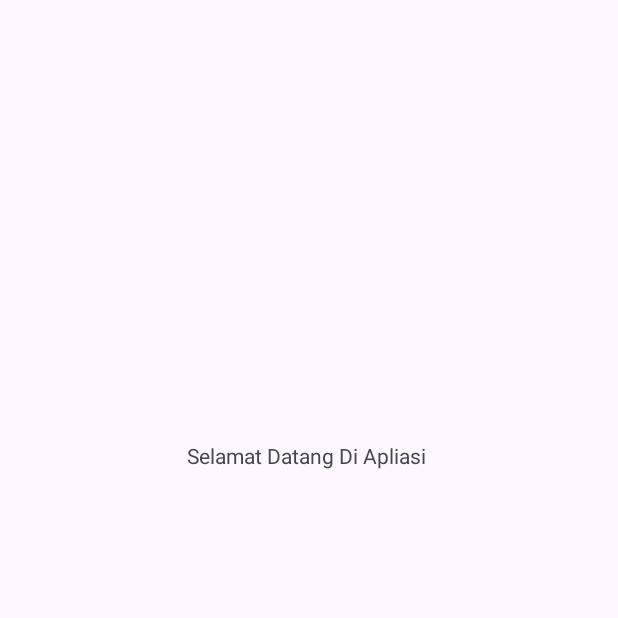
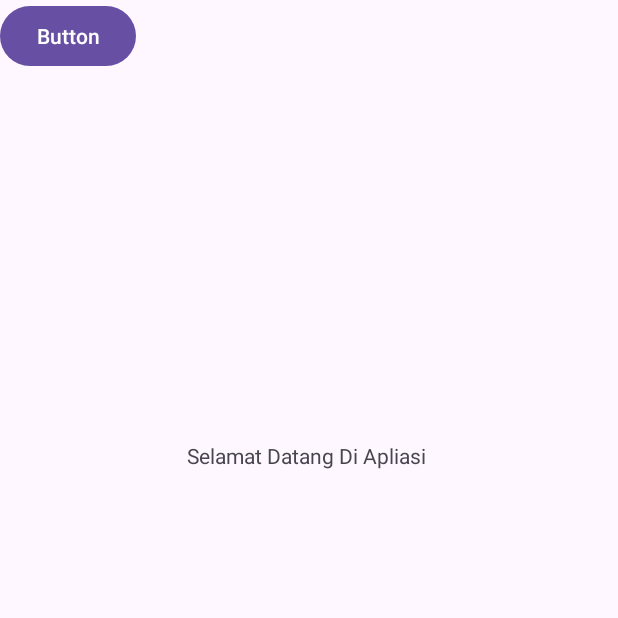
Before and after one commit to gilang2288/latihan-aplikasi-android, an Android app: the screen it shows after launch (MainActivity), on a phone screen of 412 x 824 dp, the top half of it. Run offline under Robolectric (Android 15) with nearby library versions, the phone set to English and light mode, and no system bars.

Commit message:
initial commit

```diff
--- a/app/src/main/res/layout/activity_main.xml
+++ b/app/src/main/res/layout/activity_main.xml
@@ -17,4 +17,12 @@
         app:layout_constraintTop_toTopOf="parent"
         app:layout_constraintVertical_bias="0.365" />
 
+    <Button
+        android:id="@+id/button"
+        android:layout_width="wrap_content"
+        android:layout_height="wrap_content"
+        android:text="Button"
+        tools:layout_editor_absoluteX="116dp"
+        tools:layout_editor_absoluteY="385dp" />
+
 </androidx.constraintlayout.widget.ConstraintLayout>
```
